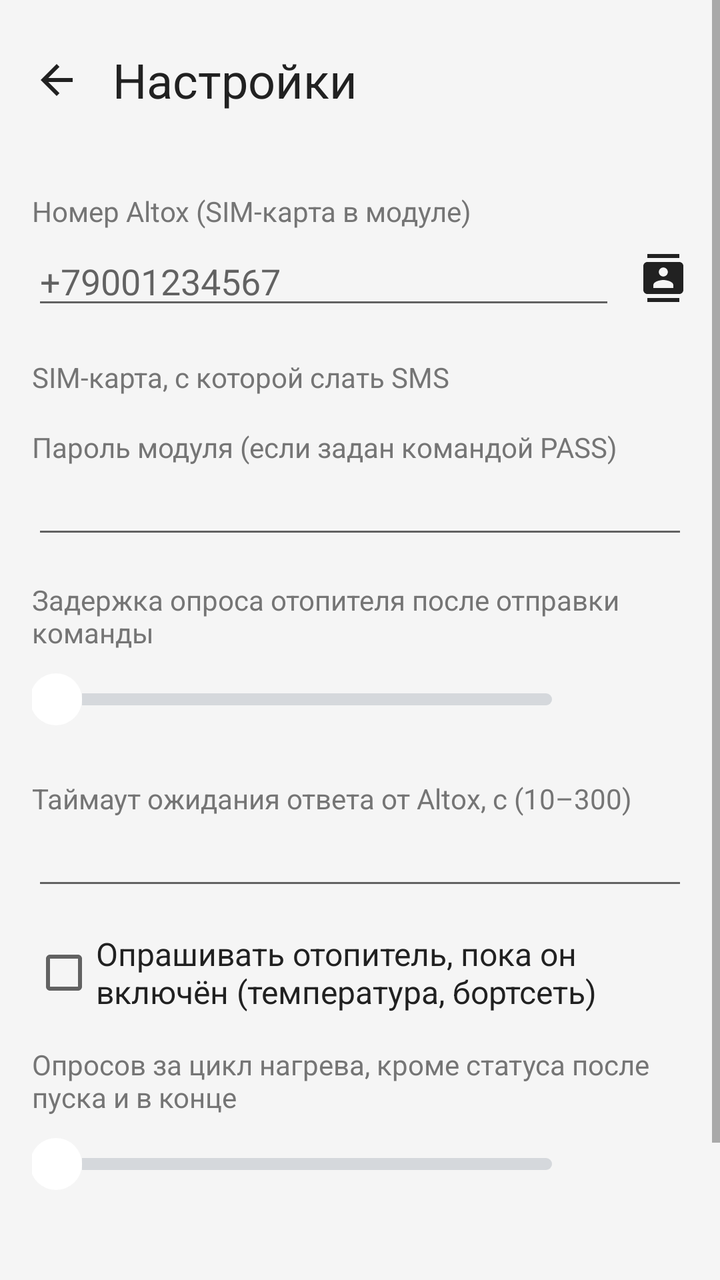
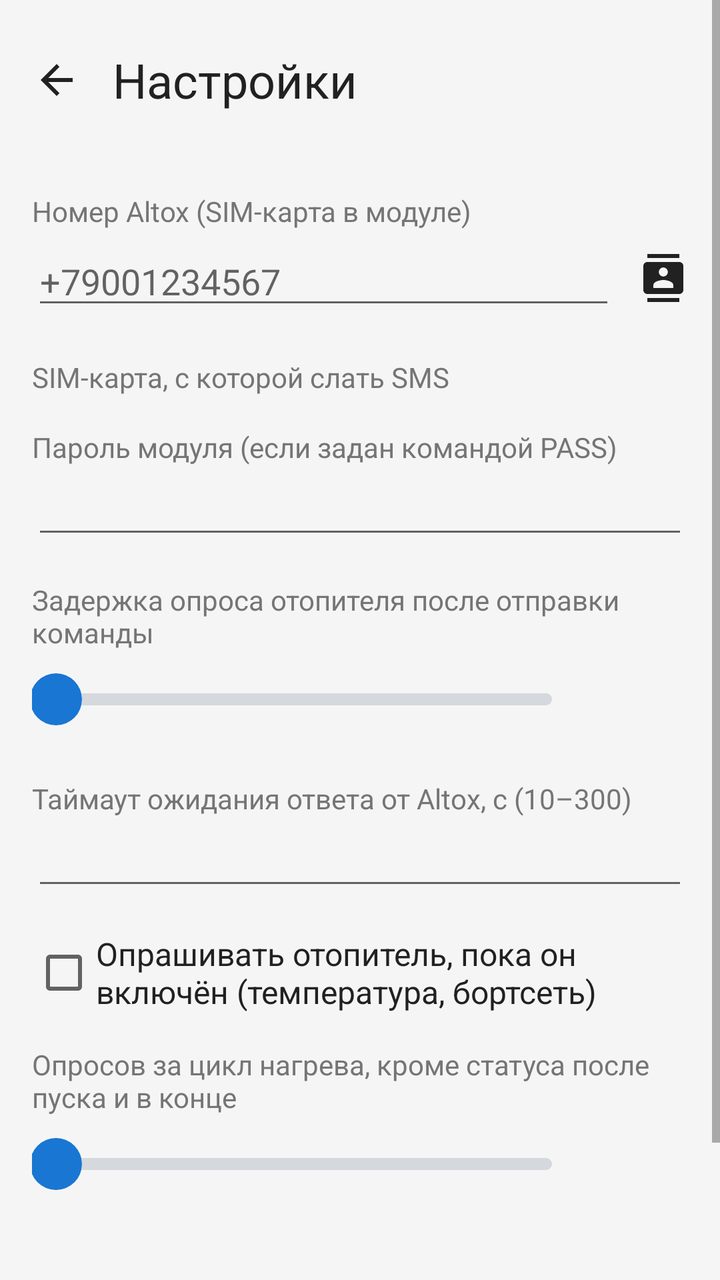

Screens rendered from an Android XML layout before and after an edit, with the pre-edit source and the edit as a unified diff.
<!-- AndroidManifest.xml: application theme AppTheme -->
<!-- res/layout/activity_settings.xml -->
<?xml version="1.0" encoding="utf-8"?>
<ScrollView xmlns:android="http://schemas.android.com/apk/res/android"
    android:layout_width="match_parent"
    android:layout_height="match_parent"
    android:fitsSystemWindows="true">

    <LinearLayout
        android:layout_width="match_parent"
        android:layout_height="wrap_content"
        android:orientation="vertical"
        android:padding="16dp">

        <LinearLayout
            android:layout_width="match_parent"
            android:layout_height="wrap_content"
            android:layout_marginBottom="16dp"
            android:gravity="center_vertical"
            android:orientation="horizontal">

            
            <ImageButton
                android:id="@+id/back"
                android:layout_width="48dp"
                android:layout_height="48dp"
                android:layout_marginStart="-12dp"
                android:background="?android:attr/selectableItemBackgroundBorderless"
                android:contentDescription="@string/back"
                android:src="@drawable/ic_back" />

            <TextView
                android:layout_width="wrap_content"
                android:layout_height="wrap_content"
                android:layout_marginStart="4dp"
                android:text="@string/settings"
                android:textColor="@color/text"
                android:textSize="24sp" />
        </LinearLayout>

        <TextView style="@style/Label" android:text="@string/phone" />

        <LinearLayout
            android:layout_width="match_parent"
            android:layout_height="wrap_content"
            android:gravity="center_vertical"
            android:orientation="horizontal">

            <EditText
                android:id="@+id/phone"
                android:layout_width="0dp"
                android:layout_height="wrap_content"
                android:layout_weight="1"
                android:hint="+79001234567"
                android:inputType="phone" />

            
            <ImageButton
                android:id="@+id/pickContact"
                android:layout_width="48dp"
                android:layout_height="48dp"
                android:layout_marginEnd="-12dp"
                android:background="?android:attr/selectableItemBackgroundBorderless"
                android:contentDescription="@string/pick_contact"
                android:src="@drawable/ic_contacts" />
        </LinearLayout>

        <TextView style="@style/Label" android:text="@string/sim" />

        <RadioGroup
            android:id="@+id/sim"
            android:layout_width="match_parent"
            android:layout_height="wrap_content" />

        <TextView style="@style/Label" android:text="@string/password" />

        <EditText
            android:id="@+id/password"
            android:layout_width="match_parent"
            android:layout_height="wrap_content"
            android:inputType="text" />

        <TextView style="@style/Label" android:text="@string/poll_delay" />

        <LinearLayout
            android:layout_width="match_parent"
            android:layout_height="wrap_content"
            android:gravity="center_vertical"
            android:orientation="horizontal">

            <SeekBar
                android:id="@+id/pollDelay"
                android:layout_width="0dp"
                android:layout_height="48dp"
                android:layout_weight="1"
                android:paddingStart="12dp"
                android:paddingEnd="12dp"
                android:progressDrawable="@drawable/slider_track"
                android:thumb="@drawable/slider_thumb" />

            <TextView
                android:id="@+id/pollDelayLabel"
                android:layout_width="56dp"
                android:layout_height="wrap_content"
                android:gravity="end"
                android:textColor="@color/text"
                android:textSize="16sp" />
        </LinearLayout>

        <TextView style="@style/Label" android:text="@string/reply_timeout" />

        <EditText
            android:id="@+id/replyTimeout"
            android:layout_width="match_parent"
            android:layout_height="wrap_content"
            android:inputType="number"
            android:maxLength="3" />

        <CheckBox
            android:id="@+id/periodic"
            android:layout_width="match_parent"
            android:layout_height="wrap_content"
            android:layout_marginTop="16dp"
            android:text="@string/periodic"
            android:textColor="@color/text"
            android:textSize="16sp" />

        <TextView style="@style/Label" android:text="@string/periodic_count" />

        <LinearLayout
            android:layout_width="match_parent"
            android:layout_height="wrap_content"
            android:gravity="center_vertical"
            android:orientation="horizontal">

            <SeekBar
                android:id="@+id/periodicCount"
                android:layout_width="0dp"
                android:layout_height="48dp"
                android:layout_weight="1"
                android:paddingStart="12dp"
                android:paddingEnd="12dp"
                android:progressDrawable="@drawable/slider_track"
                android:thumb="@drawable/slider_thumb" />

            <TextView
                android:id="@+id/periodicCountLabel"
                android:layout_width="56dp"
                android:layout_height="wrap_content"
                android:gravity="end"
                android:textColor="@color/text"
                android:textSize="16sp" />
        </LinearLayout>

        <TextView
            android:id="@+id/periodicLabel"
            style="@style/Label"
            android:layout_marginTop="4dp" />

        <Button
            android:id="@+id/save"
            android:layout_width="match_parent"
            android:layout_height="48dp"
            android:layout_marginTop="24dp"
            android:background="@drawable/btn_primary"
            android:stateListAnimator="@null"
            android:text="@string/save"
            android:textAllCaps="false"
            android:textColor="#FFFFFF"
            android:textSize="16sp" />
    </LinearLayout>
</ScrollView>
<!-- resources referenced by this layout -->
<resources>
  <color name="text">#212121</color>
  <!-- drawable btn_primary (drawable) -->
  <?xml version="1.0" encoding="utf-8"?>
  <selector xmlns:android="http://schemas.android.com/apk/res/android">
      <item android:state_enabled="false">
          <shape><solid android:color="#B7CDE6" /><corners android:radius="24dp" /></shape>
      </item>
      <item android:state_pressed="true">
          <shape><solid android:color="#155FA8" /><corners android:radius="24dp" /></shape>
      </item>
      <item>
          <shape><solid android:color="@color/accent" /><corners android:radius="24dp" /></shape>
      </item>
  </selector>
  <!-- drawable ic_back (drawable) -->
  <?xml version="1.0" encoding="utf-8"?>
  <vector xmlns:android="http://schemas.android.com/apk/res/android"
      android:width="24dp"
      android:height="24dp"
      android:viewportWidth="24"
      android:viewportHeight="24"
      android:tint="@color/text">
      <path
          android:fillColor="#FFFFFF"
          android:pathData="M20,11H7.83l5.59,-5.59L12,4l-8,8 8,8 1.41,-1.41L7.83,13H20v-2z" />
  </vector>
  <!-- drawable ic_contacts (drawable) -->
  <?xml version="1.0" encoding="utf-8"?>
  <vector xmlns:android="http://schemas.android.com/apk/res/android"
      android:width="24dp"
      android:height="24dp"
      android:viewportWidth="24"
      android:viewportHeight="24"
      android:tint="@color/text">
      <path
          android:fillColor="#FFFFFF"
          android:pathData="M20,0H4v2h16V0zM4,24h16v-2H4v2zM20,4H4C2.9,4 2,4.9 2,6v12c0,1.1 0.9,2 2,2h16c1.1,0 2,-0.9 2,-2V6c0,-1.1 -0.9,-2 -2,-2zM12,6.75c1.24,0 2.25,1.01 2.25,2.25s-1.01,2.25 -2.25,2.25S9.75,10.24 9.75,9 10.76,6.75 12,6.75zM17,17H7v-1.5c0,-1.67 3.33,-2.5 5,-2.5s5,0.83 5,2.5V17z" />
  </vector>
  <!-- drawable slider_thumb (drawable) -->
  <?xml version="1.0" encoding="utf-8"?>
  <shape xmlns:android="http://schemas.android.com/apk/res/android" android:shape="oval">
      <solid android:color="#FFFFFF" />
      <size android:width="26dp" android:height="26dp" />
  </shape>
  <string name="back">Назад</string>
  <string name="password">Пароль модуля (если задан командой PASS)</string>
  <string name="periodic">Опрашивать отопитель, пока он включён (температура, бортсеть)</string>
  <string name="periodic_count">Опросов за цикл нагрева, кроме статуса после пуска и в конце</string>
  <string name="phone">Номер Altox (SIM-карта в модуле)</string>
  <string name="pick_contact">Выбрать из контактов</string>
  <string name="poll_delay">Задержка опроса отопителя после отправки команды</string>
  <string name="reply_timeout">Таймаут ожидания ответа от Altox, с (10–300)</string>
  <string name="save">Сохранить</string>
  <string name="settings">Настройки</string>
  <string name="sim">SIM-карта, с которой слать SMS</string>
  <style name="Label">
          <item name="android:layout_width">wrap_content</item>
          <item name="android:layout_height">wrap_content</item>
          <item name="android:layout_marginTop">16dp</item>
          <item name="android:textColor">@color/text_secondary</item>
          <item name="android:textSize">14sp</item>
      </style>
  <style name="AppTheme" parent="android:Theme.Material.Light.NoActionBar">
          <item name="android:colorPrimary">@color/accent</item>
          <item name="android:colorAccent">@color/accent</item>
          <item name="android:windowBackground">@color/background</item>
          <item name="android:statusBarColor">@color/background</item>
          <item name="android:navigationBarColor">@color/background</item>
          <item name="android:windowLightStatusBar">true</item>
      </style>
  <color name="accent">#1976D2</color>
  <color name="text_secondary">#757575</color>
  <color name="background">#F5F5F5</color>
  <!-- unchanged entries left out for length: 1 -->
</resources>

<!-- the commit's change to res/layout/activity_settings.xml (unified diff, before → after) -->
@@ -94,7 +94,9 @@
                 android:paddingStart="12dp"
                 android:paddingEnd="12dp"
                 android:progressDrawable="@drawable/slider_track"
-                android:thumb="@drawable/slider_thumb" />
+                android:progressTint="@color/slider_tint"
+                android:thumb="@drawable/slider_thumb"
+                android:thumbTint="@color/slider_tint" />
 
             <TextView
                 android:id="@+id/pollDelayLabel"
@@ -139,7 +141,9 @@
                 android:paddingStart="12dp"
                 android:paddingEnd="12dp"
                 android:progressDrawable="@drawable/slider_track"
-                android:thumb="@drawable/slider_thumb" />
+                android:progressTint="@color/slider_tint"
+                android:thumb="@drawable/slider_thumb"
+                android:thumbTint="@color/slider_tint" />
 
             <TextView
                 android:id="@+id/periodicCountLabel"
